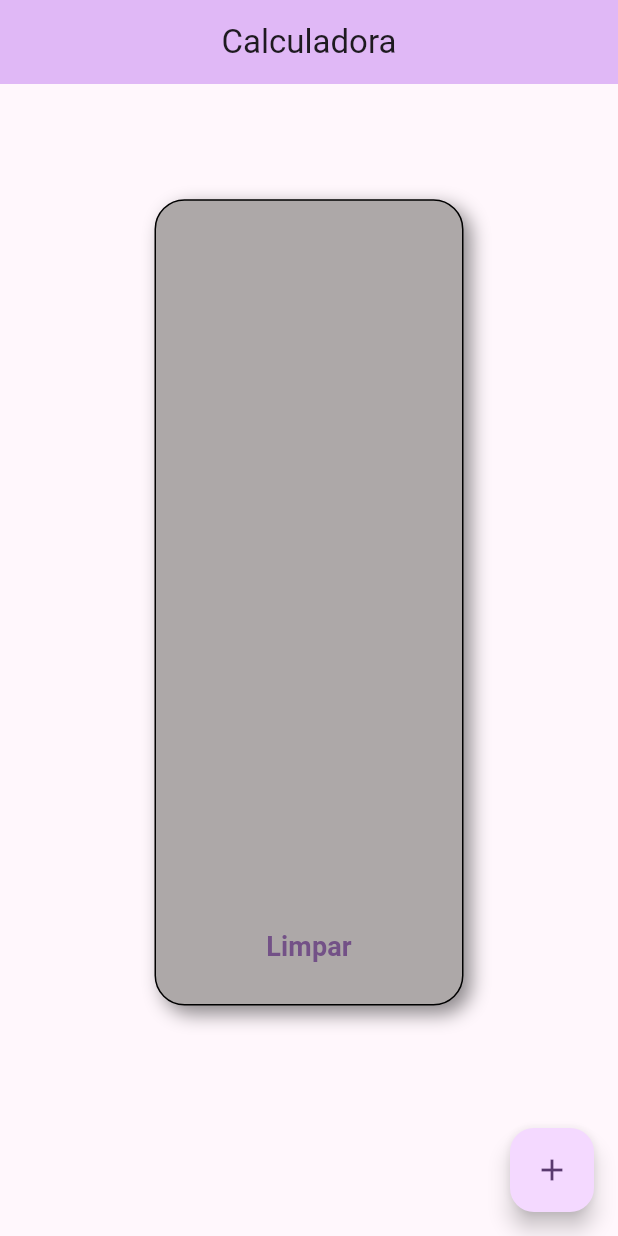
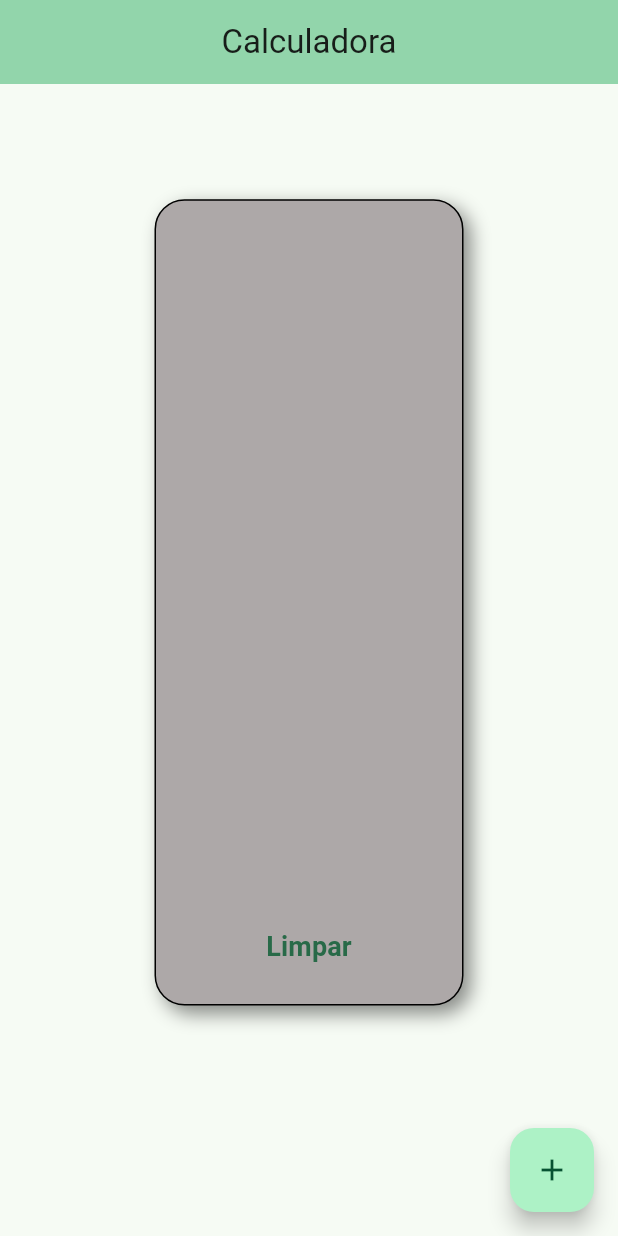
Before and after one commit to douglassandeski/calculadora, a Flutter app: the screen it shows after launch, on a phone screen of 412 x 824 dp. Run offline on Flutter 3.47's test engine with Material 3 defaults, Android fonts, the phone set to English and light mode, and no system bars; missing offline and left inert: expressions.

Commit message:
Update main.dart

```diff
--- a/lib/main.dart
+++ b/lib/main.dart
@@ -15,7 +15,7 @@ class App extends StatelessWidget {
       debugShowCheckedModeBanner: false,
       title: 'Layout',
       theme: ThemeData(
-        colorScheme: ColorScheme.fromSeed(seedColor: const Color.fromARGB(255, 3, 1, 5)),
+       colorScheme: ColorScheme.fromSeed(seedColor: const Color.fromARGB(255, 3, 107, 66)),
         useMaterial3: true,
       ),
       home: const HomePage(title: 'Calculadora'),
```
